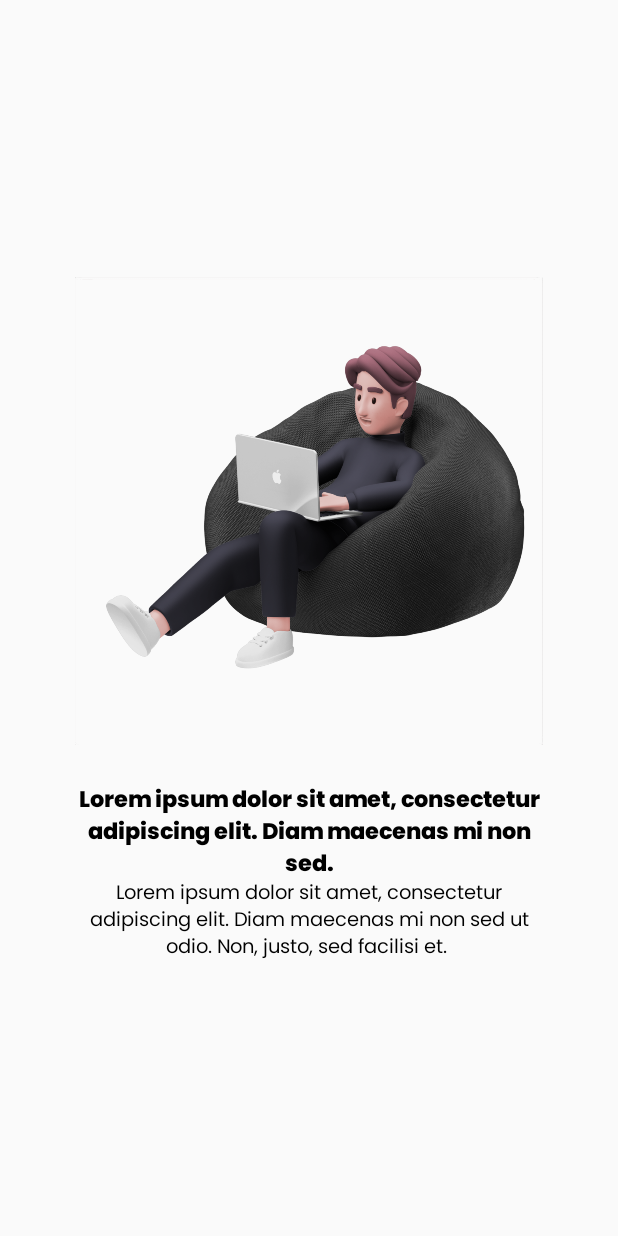
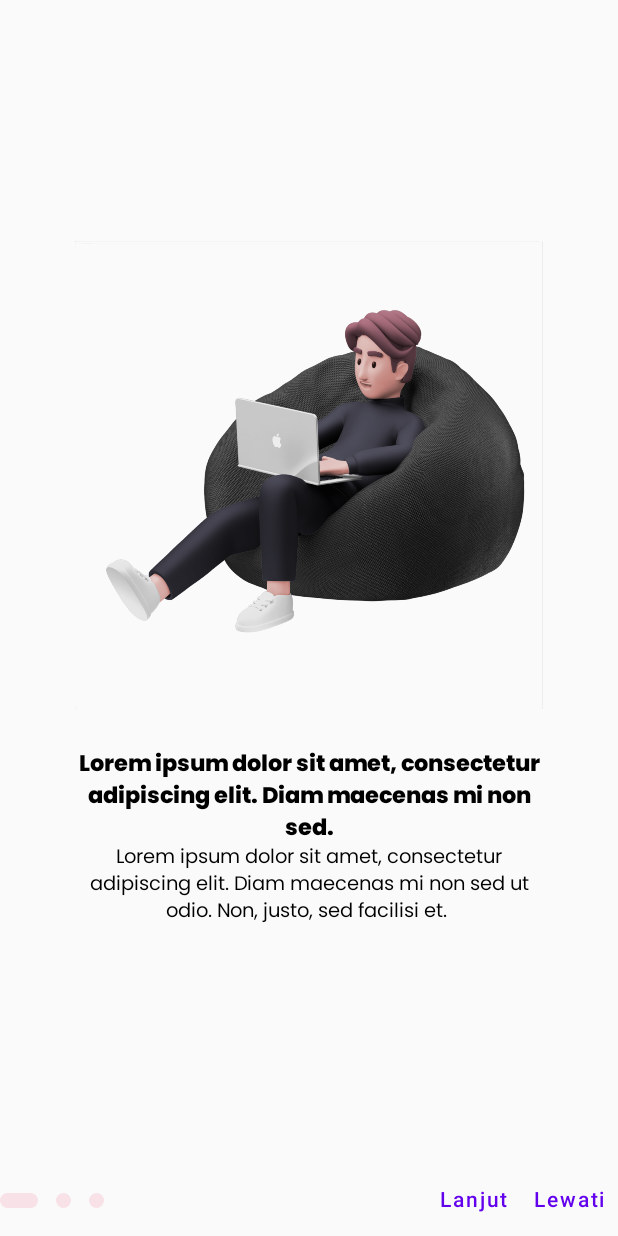
Before and after one commit to EvanLaksanaWP/incareer-compose, an Android app built with Jetpack Compose: the screen it shows after launch (MainActivity), on a phone screen of 412 x 824 dp. Run offline under Robolectric (Android 15) with nearby library versions, the phone set to English and light mode, and no system bars; our stand-ins replace accompanist.

Commit message:
Added OnBoarding Functionality

```diff
--- a/app/src/main/java/com/raion/incareer/presentation/ui/navigation/NavGraph.kt
+++ b/app/src/main/java/com/raion/incareer/presentation/ui/navigation/NavGraph.kt
@@ -20,7 +20,7 @@ fun NavGraph() {
             SplashScreen(navController = navController)
         }
         composable(Screen.OnBoarding.route){
-            OnBoardingScreen()
+            OnBoardingScreen(navController = navController)
         }
         composable(Screen.Login.route){
             LoginScreen()
--- a/app/src/main/java/com/raion/incareer/presentation/ui/screens/OnBoardingScreen.kt
+++ b/app/src/main/java/com/raion/incareer/presentation/ui/screens/OnBoardingScreen.kt
@@ -1,18 +1,20 @@
 package com.raion.incareer.presentation.ui.screens
 
+import androidx.compose.animation.core.Spring
+import androidx.compose.animation.core.animateDpAsState
+import androidx.compose.animation.core.spring
 import androidx.compose.foundation.Image
-import androidx.compose.foundation.layout.Box
+import androidx.compose.foundation.background
 import androidx.compose.foundation.layout.Column
 import androidx.compose.foundation.layout.fillMaxSize
-import androidx.compose.material.Button
 import androidx.compose.foundation.layout.*
-import androidx.compose.material.Colors
-import androidx.compose.material.MaterialTheme
-import androidx.compose.material.Text
+import androidx.compose.foundation.shape.CircleShape
+import androidx.compose.material.*
 import androidx.compose.runtime.Composable
 import androidx.compose.runtime.rememberCoroutineScope
 import androidx.compose.ui.Alignment
 import androidx.compose.ui.Modifier
+import androidx.compose.ui.draw.clip
 import androidx.compose.ui.graphics.Color
 import androidx.compose.ui.res.painterResource
 import androidx.compose.ui.text.font.Font
@@ -22,15 +24,27 @@ import androidx.compose.ui.text.style.TextAlign
 import androidx.compose.ui.tooling.preview.Preview
 import androidx.compose.ui.unit.dp
 import androidx.compose.ui.unit.sp
+import androidx.navigation.NavController
 import com.google.accompanist.pager.ExperimentalPagerApi
 import com.google.accompanist.pager.HorizontalPager
 import com.google.accompanist.pager.rememberPagerState
 import com.raion.incareer.data.OnBoardingItems
 import com.chenzfall.incareer.R
+import com.raion.incareer.presentation.ui.navigation.Screen
+import com.raion.incareer.presentation.viewmodels.OnBoardingViewModel
+import kotlinx.coroutines.launch
+import org.koin.androidx.compose.getViewModel
+
+
+const val LAST_PAGE = 2
 
 @OptIn(ExperimentalPagerApi::class)
 @Composable
-fun OnBoardingScreen() {
+
+fun OnBoardingScreen(
+    navController: NavController,
+    viewModel:OnBoardingViewModel = getViewModel()
+) {
 
     val pages = listOf(
         OnBoardingItems.FirstPage,
@@ -38,19 +52,50 @@ fun OnBoardingScreen() {
         OnBoardingItems.ThirdPage
     )
     val scope = rememberCoroutineScope()
-    val pageState = rememberPagerState()
+    val pagerState = rememberPagerState()
 
-    Column (modifier = Modifier.fillMaxSize()) {
-
+    Column(
+        modifier = Modifier.fillMaxSize(),
+        verticalArrangement = Arrangement.SpaceBetween,
+        horizontalAlignment = Alignment.CenterHorizontally
+    ) {
         HorizontalPager(
+            modifier = Modifier.weight(1f),
             count = pages.size,
-            state = pageState,
-            modifier = Modifier.fillMaxSize()
+            state = pagerState,
         ) { page ->
             OnBoardingItem(pages, page)
         }
-        BottomSection()
+
+        BottomSection(
+            page = pagerState.currentPage,
+            startOnClickListener = {
+                scope.launch {
+                    navController.popBackStack()
+                    viewModel.saveOnBoardingState(true)
+                    navController.navigate(Screen.Login.route)
+                }
+            },
+            nextOnClickListener = {
+                if (pagerState.currentPage + 1 < pages.size) scope.launch {
+                    pagerState.scrollToPage(pagerState.currentPage + 1)
+                }
+            },
+            skipOnClickListener = {
+                if (pagerState.currentPage + 1 < pages.size) scope.launch {
+                    pagerState.scrollToPage(LAST_PAGE)
+                }
+            },
+            backOnClickListener = {
+                if (pagerState.currentPage + 1 > 1) scope.launch {
+                    pagerState.scrollToPage(0)
+                }
+            }
+        )
     }
+
+
+
 }
 
 @Composable
@@ -58,7 +103,6 @@ fun OnBoardingItem(items: List<OnBoardingItems>, currentPage: Int) {
     Column(
         horizontalAlignment = Alignment.CenterHorizontally,
         verticalArrangement = Arrangement.Center,
-        modifier = Modifier.fillMaxSize()
     ) {
         Image(
             painter = painterResource(id = items[currentPage].image),
@@ -90,13 +134,110 @@ fun OnBoardingItem(items: List<OnBoardingItems>, currentPage: Int) {
 }
 
 @Composable
-fun BottomSection(onSkipClick: () -> Unit = {}, onNextClick:() -> Unit = {}) {
+fun BottomSection(page: Int,
+                  startOnClickListener: () -> Unit = {},
+                  nextOnClickListener: () -> Unit =  {},
+                  skipOnClickListener: () -> Unit = {},
+                  backOnClickListener: () -> Unit = {}
+) {
+    Row(
+        modifier = Modifier.fillMaxWidth(),
+        horizontalArrangement = Arrangement.SpaceBetween,
+        verticalAlignment = Alignment.CenterVertically
+    ){
+        Indicators(size = 3, page)
+        Row(){
+            NextButton(page, startOnClickListener,nextOnClickListener )
+            PreviousButton(page, backOnClickListener, skipOnClickListener)
+        }
 
+    }
+}
+@Composable
+fun NextButton(page: Int, startOnClickListener: () -> Unit, nextOnClickListener: () -> Unit){
+
+    if(page == LAST_PAGE){
+        TextButton(startOnClickListener) {
+            Text(text = "Mulai")
+        }
+    } else{
+        TextButton(nextOnClickListener) {
+            Text(text = "Lanjut")
+        }
+    }
+}
+
+@Composable
+fun PreviousButton(page: Int, backOnClickListener: () -> Unit, skipOnClickListener: () -> Unit){
+
+    if(page == LAST_PAGE){
+        TextButton(backOnClickListener) {
+            Text(text = "Kembali")
+        }
+    } else{
+        TextButton(skipOnClickListener) {
+            Text(text = "Lewati")
+        }
+    }
+}
+
+
+
+
+@Composable
+fun RowScope.Indicators(size: Int, index: Int) {
+    Row(
+        verticalAlignment = Alignment.CenterVertically,
+        horizontalArrangement = Arrangement.spacedBy(12.dp),
+    ) {
+        repeat(size) {
+            Indicator(isSelected = it == index)
+        }
+    }
+}
+
+@Composable
+fun Indicator(isSelected: Boolean) {
+    val width = animateDpAsState(
+        targetValue = if (isSelected) 25.dp else 10.dp,
+        animationSpec = spring(dampingRatio = Spring.DampingRatioMediumBouncy)
+    )
+
+    Box(
+        modifier = Modifier
+            .height(10.dp)
+            .width(width.value)
+            .clip(CircleShape)
+            .background(
+                color = if (isSelected) Color(0XFFF8E2E7) else Color(0XFFF8E2E7)
+            )
+    ) {
+
+    }
 }
 
 
 @Preview(showBackground = true)
 @Composable
-fun OnBoardingScreenPreview() {
-    OnBoardingScreen()
+fun BottomScreenPreview() {
+    BottomSection(page = 0)
 }
+@Preview(showBackground = true)
+@Composable
+fun OnBoardingItemPreview(){
+    OnBoardingItem(listOf(OnBoardingItems.FirstPage, OnBoardingItems.SecondPage, OnBoardingItems.ThirdPage),1)
+}
+@Preview(showBackground = true)
+@Composable
+fun Test(){
+    Column() {
+
+        Column() {
+            Row() {
+                Text(text = "Baris")
+            }
+            Text(text = "Kolom")
+            Text(text = "Kolom2")
+        }
+    }
+}
--- a/app/src/main/java/com/raion/incareer/presentation/viewmodels/SplashViewModel.kt
+++ b/app/src/main/java/com/raion/incareer/presentation/viewmodels/SplashViewModel.kt
@@ -9,7 +9,7 @@ import androidx.lifecycle.viewModelScope
 import com.raion.incareer.presentation.ui.navigation.Screen
 import kotlinx.coroutines.launch
 
-class SplashViewModel( private val repository: Repository ): ViewModel(){
+class SplashViewModel(private val repository: Repository ): ViewModel(){
 
     private val _nextDestination: MutableState <String> = mutableStateOf(Screen.OnBoarding.route)
 
```
